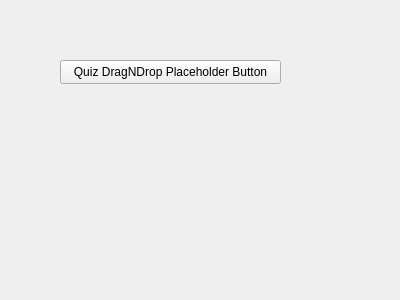
Qt form A8EduApp/quizdragdropwidget.ui (University-of-Utah-CS3505/a9-edu-app-f24-00Calvin00) before a commit.
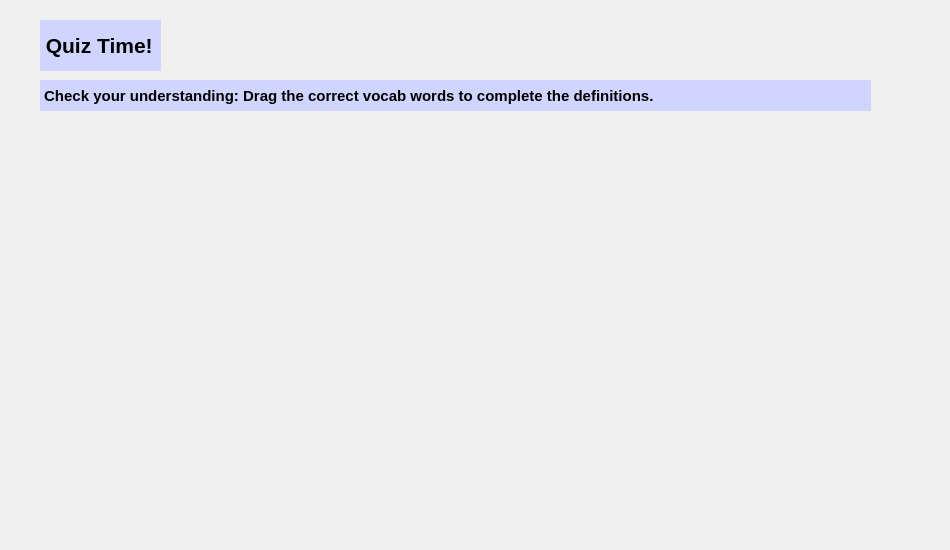
The same form after that commit.

Commit message: working on draggable labels

```diff
--- a/A8EduApp/quizdragdropwidget.ui
+++ b/A8EduApp/quizdragdropwidget.ui
@@ -6,26 +6,94 @@
    <rect>
     <x>0</x>
     <y>0</y>
-    <width>400</width>
-    <height>300</height>
+    <width>950</width>
+    <height>550</height>
    </rect>
   </property>
   <property name="windowTitle">
    <string>Form</string>
   </property>
-  <widget class="QPushButton" name="pushButton">
+  <property name="styleSheet">
+   <string notr="true"/>
+  </property>
+  <widget class="QLabel" name="label">
    <property name="geometry">
     <rect>
-     <x>60</x>
-     <y>60</y>
-     <width>221</width>
-     <height>24</height>
+     <x>40</x>
+     <y>20</y>
+     <width>121</width>
+     <height>51</height>
     </rect>
    </property>
+   <property name="font">
+    <font>
+     <pointsize>16</pointsize>
+     <italic>false</italic>
+     <bold>true</bold>
+     <kerning>true</kerning>
+    </font>
+   </property>
+   <property name="autoFillBackground">
+    <bool>false</bool>
+   </property>
+   <property name="styleSheet">
+    <string notr="true">color: black;
+background-color: rgb(207, 213, 255);</string>
+   </property>
    <property name="text">
-    <string>Quiz DragNDrop Placeholder Button</string>
+    <string> Quiz Time!</string>
    </property>
   </widget>
+  <widget class="QLabel" name="label_2">
+   <property name="geometry">
+    <rect>
+     <x>40</x>
+     <y>80</y>
+     <width>831</width>
+     <height>31</height>
+    </rect>
+   </property>
+   <property name="font">
+    <font>
+     <pointsize>11</pointsize>
+     <italic>false</italic>
+     <bold>true</bold>
+     <kerning>true</kerning>
+    </font>
+   </property>
+   <property name="autoFillBackground">
+    <bool>false</bool>
+   </property>
+   <property name="styleSheet">
+    <string notr="true">color: black;
+background-color: rgb(207, 213, 255);</string>
+   </property>
+   <property name="text">
+    <string> Check your understanding: Drag the correct vocab words to complete the definitions.</string>
+   </property>
+  </widget>
+  <widget class="QWidget" name="verticalLayoutWidget">
+   <property name="geometry">
+    <rect>
+     <x>50</x>
+     <y>140</y>
+     <width>131</width>
+     <height>381</height>
+    </rect>
+   </property>
+   <layout class="QVBoxLayout" name="verticalLayout"/>
+  </widget>
+  <widget class="QWidget" name="verticalLayoutWidget_2">
+   <property name="geometry">
+    <rect>
+     <x>230</x>
+     <y>140</y>
+     <width>641</width>
+     <height>381</height>
+    </rect>
+   </property>
+   <layout class="QVBoxLayout" name="verticalLayout_2"/>
+  </widget>
  </widget>
  <resources/>
  <connections/>
```
The commit also changes 50 other files.
